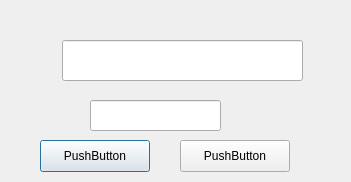
First picture: the form in hesap.ui, repository nerdogan/nenra, before the edit.
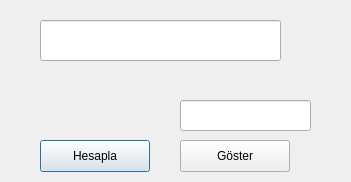
Second picture: the form after the edit.

Commit message: 20181113 fatura hesap mak geliştirme

What changed in the file:
```diff
--- a/hesap.ui
+++ b/hesap.ui
@@ -16,8 +16,8 @@
   <widget class="QLineEdit" name="lineEdit">
    <property name="geometry">
     <rect>
-     <x>62</x>
-     <y>40</y>
+     <x>40</x>
+     <y>20</y>
      <width>241</width>
      <height>41</height>
     </rect>
@@ -26,7 +26,7 @@
   <widget class="QLineEdit" name="lineEdit_2">
    <property name="geometry">
     <rect>
-     <x>90</x>
+     <x>180</x>
      <y>100</y>
      <width>131</width>
      <height>31</height>
@@ -43,7 +43,7 @@
     </rect>
    </property>
    <property name="text">
-    <string>PushButton</string>
+    <string>Hesapla</string>
    </property>
   </widget>
   <widget class="QPushButton" name="pushButton_2">
@@ -56,7 +56,7 @@
     </rect>
    </property>
    <property name="text">
-    <string>PushButton</string>
+    <string>Göster</string>
    </property>
   </widget>
  </widget>
```
